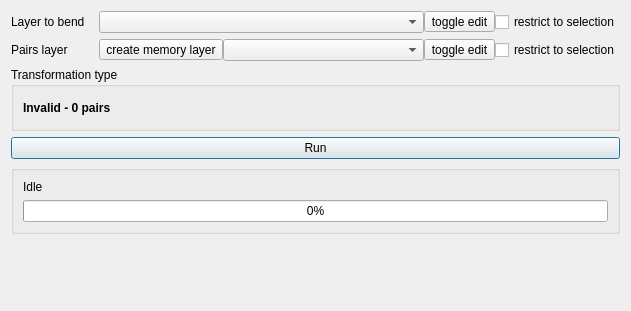
olivierdalang/VectorBender, file ui_main.ui: the form before one commit.
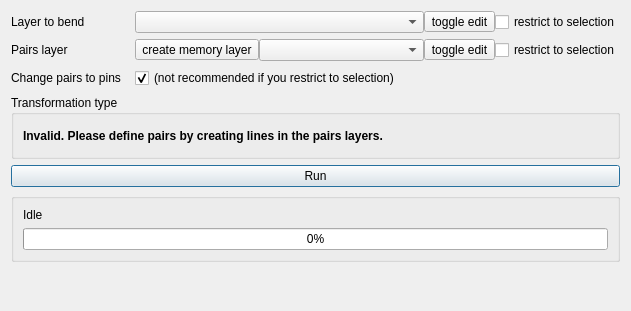
The form after the commit. The open tabs and pages were chosen to show the change. Icons and pictures are not drawn.

Commit message: starting to implement different transformations

Diff of the .ui file:
```diff
--- a/ui_main.ui
+++ b/ui_main.ui
@@ -139,7 +139,7 @@
      </item>
     </layout>
    </item>
-   <item row="2" column="0" colspan="2">
+   <item row="3" column="0" colspan="2">
     <widget class="QGroupBox" name="groupBox_2">
      <property name="title">
       <string>Transformation type</string>
@@ -164,7 +164,7 @@
              </font>
             </property>
             <property name="text">
-             <string>Invalid - 0 pairs</string>
+             <string>Invalid. Please define pairs by creating lines in the pairs layers.</string>
             </property>
             <property name="textFormat">
              <enum>Qt::AutoText</enum>
@@ -305,7 +305,7 @@
      </layout>
     </widget>
    </item>
-   <item row="3" column="0" colspan="2">
+   <item row="4" column="0" colspan="2">
     <widget class="QPushButton" name="runButton">
      <property name="text">
       <string>Run</string>
@@ -315,7 +315,7 @@
      </property>
     </widget>
    </item>
-   <item row="4" column="0" colspan="2">
+   <item row="5" column="0" colspan="2">
     <widget class="QGroupBox" name="groupBox">
      <property name="title">
       <string/>
@@ -341,7 +341,7 @@
      </layout>
     </widget>
    </item>
-   <item row="5" column="0">
+   <item row="6" column="0">
     <spacer name="verticalSpacer">
      <property name="orientation">
       <enum>Qt::Vertical</enum>
@@ -354,6 +354,33 @@
      </property>
     </spacer>
    </item>
+   <item row="2" column="0">
+    <widget class="QLabel" name="label_5">
+     <property name="text">
+      <string>Change pairs to pins</string>
+     </property>
+    </widget>
+   </item>
+   <item row="2" column="1">
+    <layout class="QHBoxLayout" name="horizontalLayout">
+     <item>
+      <widget class="QCheckBox" name="pairsToPinsCheckBox">
+       <property name="minimumSize">
+        <size>
+         <width>0</width>
+         <height>22</height>
+        </size>
+       </property>
+       <property name="text">
+        <string>(not recommended if you restrict to selection)</string>
+       </property>
+       <property name="checked">
+        <bool>true</bool>
+       </property>
+      </widget>
+     </item>
+    </layout>
+   </item>
   </layout>
  </widget>
  <resources/>
```
Left out of the diff: 2 changed lines with no effect on the pictures. The commit also changes 2 other files.
